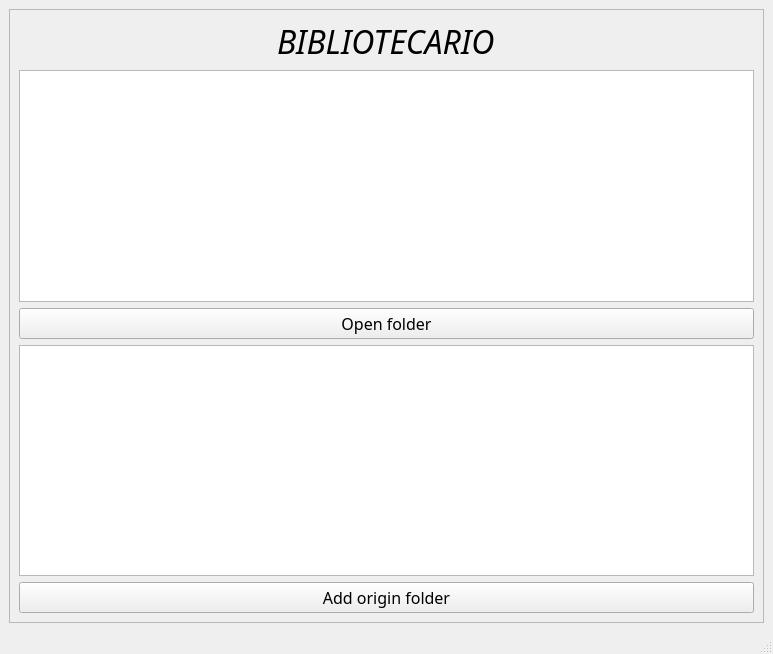
The window that src/gui/app.ui (TomiVidal99/bibliotecario) describes before a commit, drawn with Qt 5.
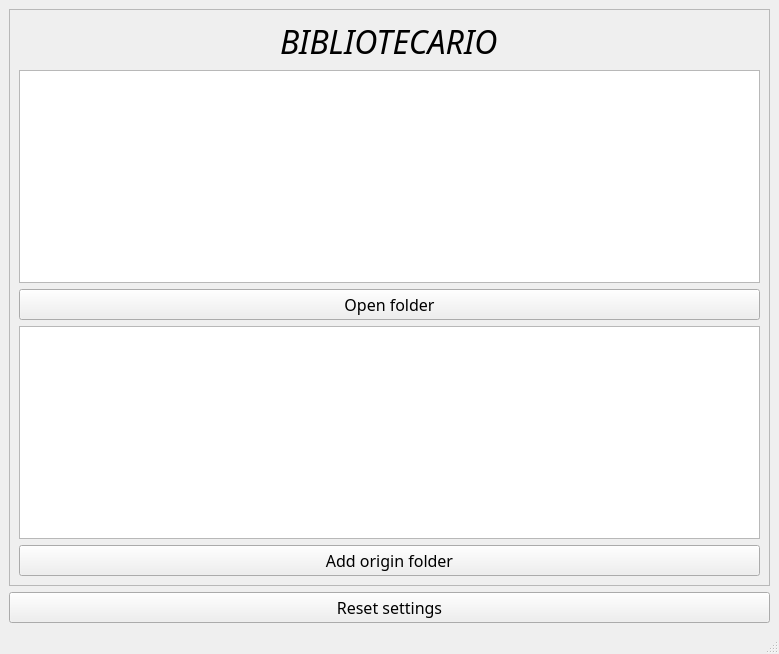
The same window after the commit.

Patch:
```diff
--- a/src/gui/app.ui
+++ b/src/gui/app.ui
@@ -26,7 +26,7 @@
          <x>0</x>
          <y>0</y>
          <width>757</width>
-         <height>616</height>
+         <height>575</height>
         </rect>
        </property>
        <property name="font">
@@ -83,6 +83,31 @@
       </widget>
      </widget>
     </item>
+    <item alignment="Qt::AlignHCenter|Qt::AlignVCenter">
+     <widget class="QPushButton" name="btn_reset_settings">
+      <property name="minimumSize">
+       <size>
+        <width>761</width>
+        <height>0</height>
+       </size>
+      </property>
+      <property name="maximumSize">
+       <size>
+        <width>761</width>
+        <height>16777215</height>
+       </size>
+      </property>
+      <property name="font">
+       <font>
+        <family>Hack Nerd Font</family>
+        <pointsize>12</pointsize>
+       </font>
+      </property>
+      <property name="text">
+       <string>Reset settings</string>
+      </property>
+     </widget>
+    </item>
    </layout>
   </widget>
   <widget class="QStatusBar" name="statusbar"/>
```
